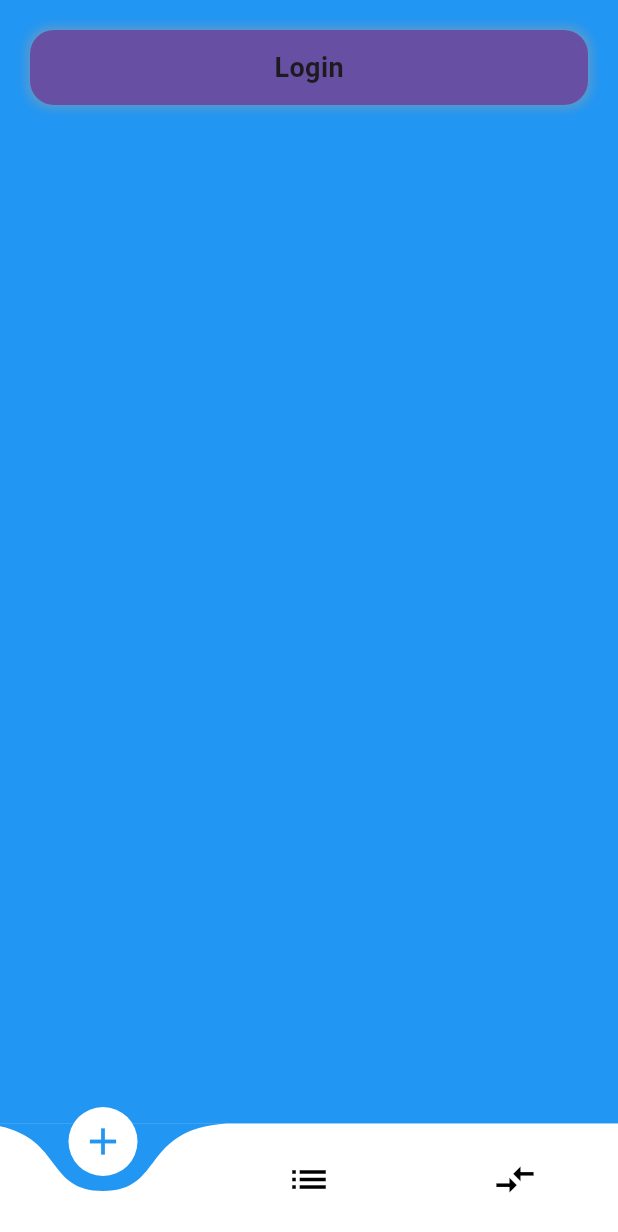
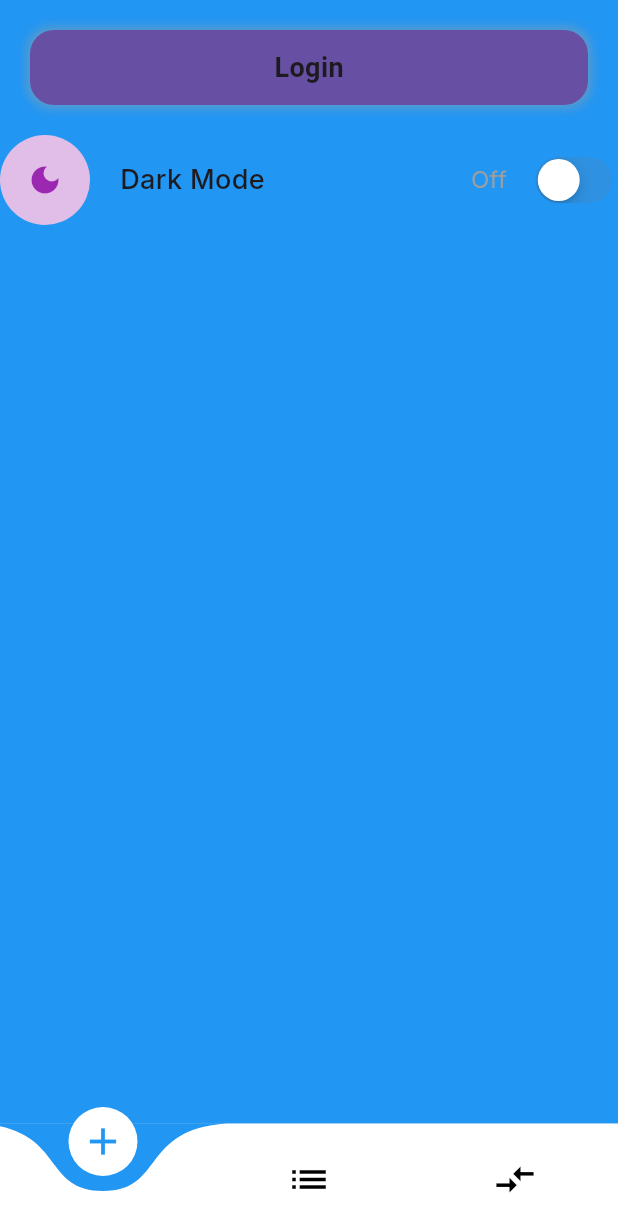
Before and after one commit to Aschmenzy/HackatonSkeleton, a Flutter app: the screen it shows after launch, on a phone screen of 412 x 824 dp. Shown: the top 1232 px of the screen. Run offline on Flutter 3.47's test engine with Material 3 defaults, Android fonts, the phone set to English and light mode, and no system bars; drawn by our look-alikes of curved_navigation_bar; our stand-ins replace google_fonts.

Commit message:
Theme controler

```diff
--- a/hackaton_skeleton/lib/pages/home_page.dart
+++ b/hackaton_skeleton/lib/pages/home_page.dart
@@ -1,14 +1,28 @@
+// ignore_for_file: prefer_const_constructors
+
+import 'package:hackaton_skeleton/Theme/theme_provider.dart';
 import 'package:hackaton_skeleton/util/my_button.dart';
 import 'package:flutter/material.dart';
+import 'package:hackaton_skeleton/util/settings_item.dart';
+import 'package:provider/provider.dart';
 
-class Home extends StatelessWidget {
+class Home extends StatefulWidget {
   const Home({super.key});
 
   @override
+  State<Home> createState() => _HomeState();
+}
+
+class _HomeState extends State<Home> {
+  @override
   Widget build(BuildContext context) {
+    ThemeProvider themeProvider = Provider.of<ThemeProvider>(context);
+    bool isDarkMode = themeProvider.isDarkMode;
     return Scaffold(
       backgroundColor: Colors.blue,
-      body: MyButton(
+      body: Column(
+        children: [
+          MyButton(
             borderRadius: 16,
             buttonText: 'Login',
             ontap: () {
@@ -17,6 +31,30 @@ class Home extends StatelessWidget {
             height: 50,
             color: Colors.white,
           ),
+
+
+
+
+          SettingSwitch(
+                    title: 'Dark Mode',
+                    icon: Icons.dark_mode,
+                    bgColor: Colors.purple.shade100,
+                    iconColor: Colors.purple,
+                    value: isDarkMode,
+                    onTap: (value) {
+                      setState(() {
+                        isDarkMode = value;
+                      });
+
+                      Provider.of<ThemeProvider>(context, listen: false)
+                          .toggleTheme();
+                    },
+                  ),
+        ],
+      )
+
+
+
     );
   }
 }
--- /dev/null
+++ b/hackaton_skeleton/lib/util/settings_item.dart
@@ -0,0 +1,56 @@
+import 'package:flutter/cupertino.dart';
+import 'package:flutter/material.dart';
+import 'package:google_fonts/google_fonts.dart';
+
+class SettingSwitch extends StatelessWidget {
+  final String title;
+  final Color bgColor;
+  final Color iconColor;
+  final IconData icon;
+  final bool value;
+  final Function(bool value) onTap;
+  const SettingSwitch(
+      {super.key,
+      required this.title,
+      required this.bgColor,
+      required this.iconColor,
+      required this.icon,
+      required this.onTap,
+      required this.value});
+
+  @override
+  Widget build(BuildContext context) {
+    return SizedBox(
+      width: double.infinity,
+      child: Row(
+        children: [
+          Container(
+            height: 60,
+            width: 60,
+            decoration: BoxDecoration(shape: BoxShape.circle, color: bgColor),
+            child: Icon(
+              icon,
+              color: iconColor,
+            ),
+          ),
+          const SizedBox(
+            width: 20,
+          ),
+          Text(
+            title,
+            style: GoogleFonts.inter(fontSize: 18, fontWeight: FontWeight.w500),
+          ),
+          const Spacer(),
+          Text(
+            value ? "On" : "Off",
+            style: GoogleFonts.inter(fontSize: 16, color: Colors.grey),
+          ),
+          const SizedBox(
+            width: 15,
+          ),
+          CupertinoSwitch(value: value, onChanged: onTap)
+        ],
+      ),
+    );
+  }
+}
--- a/hackaton_skeleton/pubspec.yaml
+++ b/hackaton_skeleton/pubspec.yaml
@@ -33,6 +33,7 @@ dependencies:
   provider:
   cupertino_icons: ^1.0.2
   curved_navigation_bar: ^1.0.3
+  google_fonts: ^6.1.0
 
 dev_dependencies:
   flutter_test:
```
Also changed, not shown: hackaton_skeleton/pubspec.lock, 1 other file. Lines whose indentation alone changed are shown as unchanged.
